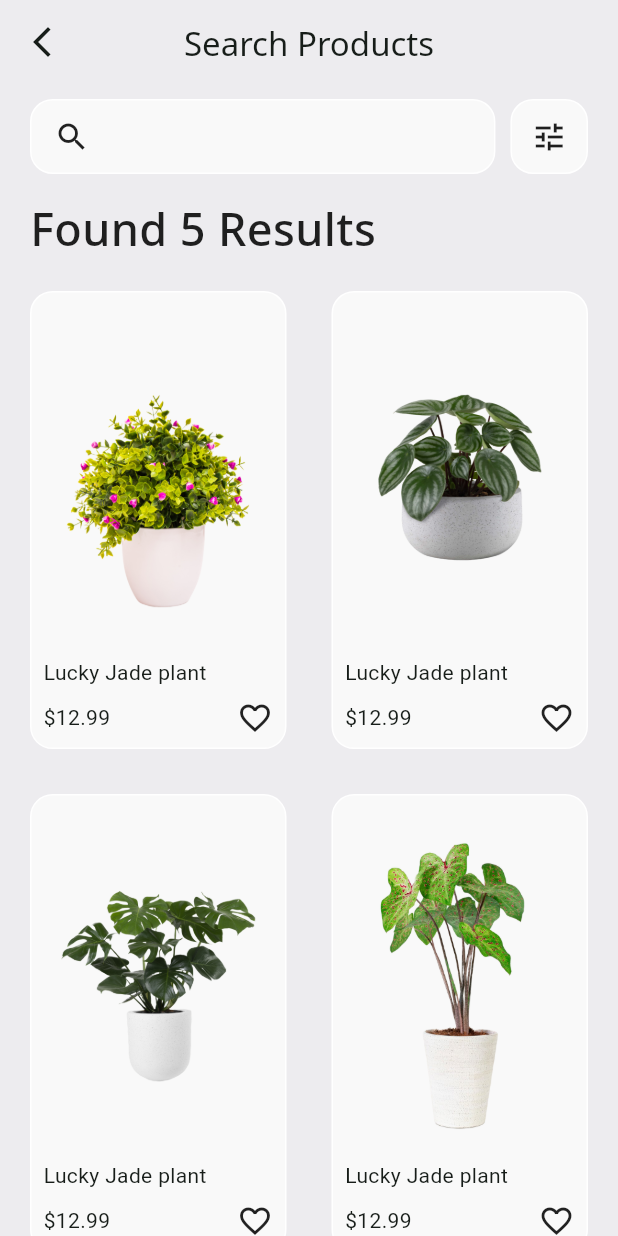
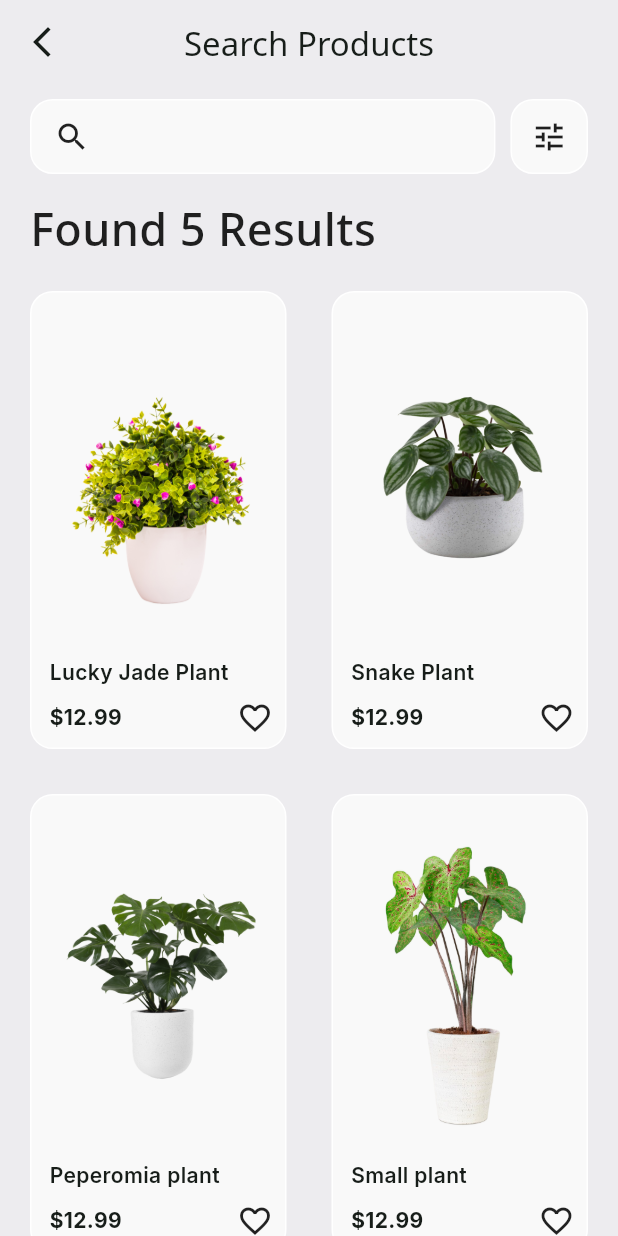
Before and after one commit to alph-Arat/UI-Challenge-Plants, a Flutter app: the Home screen opened directly, on a phone screen of 412 x 824 dp. Run offline on Flutter 3.47's test engine with Material 2 defaults, Android fonts, the light colour scheme and no system bars; our stand-ins replace flutter_riverpod, google_fonts, smooth_page_indicator.

Commit message:
products screen completed

```diff
--- a/lib/main.dart
+++ b/lib/main.dart
@@ -1,6 +1,6 @@
 import 'package:flutter/material.dart';
 import 'package:flutter_riverpod/flutter_riverpod.dart';
-import 'package:ui_challenge_plants/onboarding_screen.dart';
+import 'package:ui_challenge_plants/onboarding_screens/onboarding_screen.dart';
 
 void main() {
   runApp(const ProviderScope(child: MyApp()));
--- a/lib/onboarding_screen.dart
+++ b/lib/onboarding_screens/onboarding_screen.dart
@@ -2,7 +2,7 @@ import 'package:flutter/material.dart';
 import 'package:flutter_riverpod/flutter_riverpod.dart';
 import 'package:smooth_page_indicator/smooth_page_indicator.dart';
 import 'package:ui_challenge_plants/constants/app_colors.dart';
-import 'package:ui_challenge_plants/home.dart';
+import 'package:ui_challenge_plants/screens/home.dart';
 import 'package:ui_challenge_plants/onboarding_screens/onboarding_screen1.dart';
 import 'package:ui_challenge_plants/onboarding_screens/onboarding_screen2.dart';
 import 'package:ui_challenge_plants/onboarding_screens/onboarding_screen3.dart';
@@ -65,7 +65,7 @@ class _OnBoardingScreenState extends ConsumerState<OnBoardingScreen> {
                 onTap: () {
                   isLastPage
                       ? Navigator.of(context).push(
-                          MaterialPageRoute(builder: (context) => const Home()))
+                          MaterialPageRoute(builder: (context) =>  Home()))
                       : _controller.nextPage(
                           duration: const Duration(milliseconds: 300),
                           curve: Curves.easeIn);
--- a/lib/home.dart
+++ b/lib/screens/home.dart
@@ -2,9 +2,51 @@ import 'package:flutter/material.dart';
 import 'package:flutter_riverpod/flutter_riverpod.dart';
 import 'package:google_fonts/google_fonts.dart';
 import 'package:ui_challenge_plants/constants/app_colors.dart';
+import 'package:ui_challenge_plants/screens/product_detail_screen.dart';
 
 class Home extends ConsumerWidget {
-  const Home({super.key});
+  Home({super.key});
+
+  final List<String> height = [
+    "20cm  - 30cm",
+    "15cm - 20cm",
+    "30cm - 40cm",
+    "60cm - 70cm",
+    "45cm - 55cm",
+    "80cm - 90cm"
+  ];
+  final List<String> temp = [
+    "20°C  - 30°C",
+    "15°C - 20°C",
+    "23°C - 27°C",
+    "10°C - 30°C",
+    "15°C - 25°C",
+    "10°C - 20°C"
+  ];
+  final List<String> pots = [
+    "Concrete",
+    "Ceramic",
+    "Concrete",
+    "Terracotta",
+    "Ceramic",
+    "Concrete"
+  ];
+  final List<String> price = [
+    "\$15.99",
+    "\$13.99",
+    "\$39.99",
+    "\$12.99",
+    "\$18.99",
+    "\$47.99"
+  ];
+  final List<String> plantName = [
+    "Lucky Jade Plant",
+    "Snake Plant",
+    "Peperomia plant",
+    "Small plant",
+    "Green flourish plant",
+    "Branched plant"
+  ];
 
   @override
   Widget build(BuildContext context, WidgetRef ref) {
@@ -110,9 +152,24 @@ class Home extends ConsumerWidget {
                     mainAxisSpacing: 30.0,
                     childAspectRatio: 0.56),
                 itemCount: 6,
+                physics: const BouncingScrollPhysics(),
                 itemBuilder: ((context, index) {
-                  return Container(
-                      height: 50,
+                  return InkWell(
+                    onTap: () {
+                      Navigator.of(context).push(
+                        MaterialPageRoute(
+                          builder: (context) => ProductDetailScreen(
+                            image: "assets/images/plant${index + 1}.png",
+                            height: height[index],
+                            potType: pots[index],
+                            price: price[index],
+                            temp: temp[index],
+                            plantName: plantName[index],
+                          ),
+                        ),
+                      );
+                    },
+                    child: Container(
                         decoration: BoxDecoration(
                           color: const Color(0xffF9F9F9),
                           borderRadius: BorderRadius.circular(15),
@@ -121,7 +178,7 @@ class Home extends ConsumerWidget {
                           ),
                         ),
                         child: Padding(
-                        padding: const EdgeInsets.all(8),
+                          padding: const EdgeInsets.fromLTRB(12, 8, 8, 8),
                           child: Column(
                             crossAxisAlignment: CrossAxisAlignment.start,
                             children: [
@@ -129,18 +186,30 @@ class Home extends ConsumerWidget {
                                 child: Image.asset(
                                     "assets/images/plant${index + 1}.png"),
                               ),
-                            const Text("Lucky Jade plant"),
-                            const SizedBox(height: 8,),
-                            const Row(
+                              Text(
+                                plantName[index],
+                                style: GoogleFonts.inter(
+                                  fontWeight: FontWeight.w600,
+                                ),
+                              ),
+                              const SizedBox(
+                                height: 8,
+                              ),
+                              Row(
                                 children: [
-                                Text("\$12.99"),
-                                Spacer(),
-                                Icon(Icons.favorite_border)
+                                  Text(
+                                    "\$12.99",
+                                    style: GoogleFonts.inter(
+                                        fontWeight: FontWeight.bold),
+                                  ),
+                                  const Spacer(),
+                                  const Icon(Icons.favorite_border)
                                 ],
                               )
                             ],
                           ),
-                      ));
+                        )),
+                  );
                 }),
               ),
             ),
```
Also changed, not shown: lib/screens/product_detail_screen.dart (added, +189 -0 lines). Lines whose indentation alone changed are shown as unchanged.
